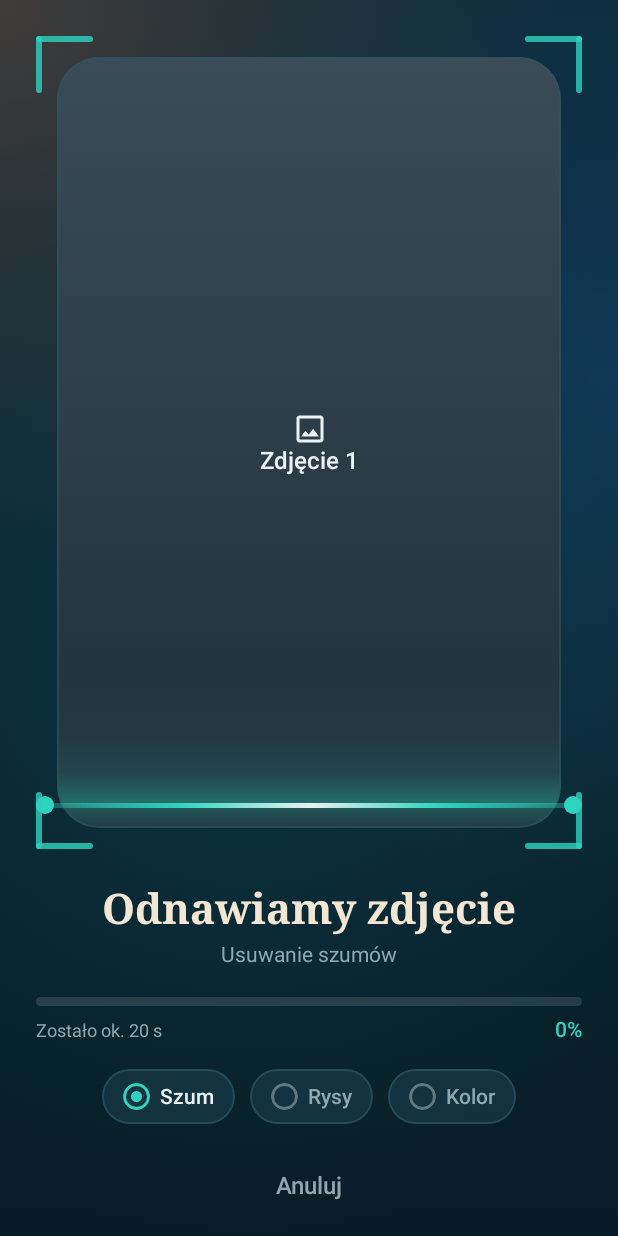
After one commit to WoojKul/Restoria, an Android app built with Jetpack Compose: the composable ProcessingScreen called with empty values, on a phone screen of 412 x 824 dp. The commit adds this screen. Run offline under Robolectric (Android 15) with nearby library versions, the phone set to English and light mode, and no system bars.

Commit message:
Utworzenie ekranu przetwarzania zdjęcia

```diff
--- a/Frontend/app/src/main/java/com/example/restoria/MainActivity.kt
+++ b/Frontend/app/src/main/java/com/example/restoria/MainActivity.kt
@@ -15,9 +15,11 @@ import com.example.restoria.ui.screens.CameraScreen
 import com.example.restoria.ui.screens.GalleryScreen
 import com.example.restoria.ui.screens.HomeScreen
 import com.example.restoria.ui.screens.LoginScreen
+import com.example.restoria.ui.screens.ProcessingScreen
 import com.example.restoria.ui.screens.RegisterScreen
 import com.example.restoria.ui.screens.RestorationOptionsScreen
 import com.example.restoria.ui.screens.SplashScreen
+import com.example.restoria.ui.screens.rememberFakeProgress
 import com.example.restoria.ui.theme.RestoriaTheme
 
 class MainActivity : ComponentActivity() {
@@ -42,6 +44,9 @@ class MainActivity : ComponentActivity() {
                 }
                 BackHandler(enabled = screen == "options") {
                     screen = "gallery"
+                }
+                BackHandler(enabled = screen == "processing") {
+                    screen = "options"
                 }
 
                 when (screen) {
@@ -70,8 +75,18 @@ class MainActivity : ComponentActivity() {
                     )
                     "options" -> RestorationOptionsScreen(
                         photoUri = selectedPhoto,
-                        onBackClick = { screen = "gallery" }
+                        onBackClick = { screen = "gallery" },
+                        onRestoreClick = { screen = "processing" }
                     )
+                    "processing" -> {
+                        val progress by rememberFakeProgress()
+                        ProcessingScreen(
+                            progress = progress,
+                            photoUri = selectedPhoto,
+                            onCancelClick = { screen = "options" },
+                            onFinished = { screen = "home" }
+                        )
+                    }
                 }
             }
         }
--- /dev/null
+++ b/Frontend/app/src/main/java/com/example/restoria/ui/screens/ProcessingScreen.kt
@@ -0,0 +1,477 @@
+package com.example.restoria.ui.screens
+
+import android.net.Uri
+import androidx.compose.animation.core.Animatable
+import androidx.compose.animation.core.CubicBezierEasing
+import androidx.compose.animation.core.LinearEasing
+import androidx.compose.animation.core.RepeatMode
+import androidx.compose.animation.core.animateFloat
+import androidx.compose.animation.core.animateFloatAsState
+import androidx.compose.animation.core.infiniteRepeatable
+import androidx.compose.animation.core.rememberInfiniteTransition
+import androidx.compose.animation.core.tween
+import androidx.compose.foundation.Canvas
+import androidx.compose.foundation.background
+import androidx.compose.foundation.border
+import androidx.compose.foundation.clickable
+import androidx.compose.foundation.layout.Arrangement
+import androidx.compose.foundation.layout.Box
+import androidx.compose.foundation.layout.BoxWithConstraints
+import androidx.compose.foundation.layout.Column
+import androidx.compose.foundation.layout.Row
+import androidx.compose.foundation.layout.Spacer
+import androidx.compose.foundation.layout.fillMaxHeight
+import androidx.compose.foundation.layout.fillMaxSize
+import androidx.compose.foundation.layout.fillMaxWidth
+import androidx.compose.foundation.layout.height
+import androidx.compose.foundation.layout.navigationBarsPadding
+import androidx.compose.foundation.layout.offset
+import androidx.compose.foundation.layout.padding
+import androidx.compose.foundation.layout.size
+import androidx.compose.foundation.layout.statusBarsPadding
+import androidx.compose.foundation.shape.CircleShape
+import androidx.compose.foundation.shape.RoundedCornerShape
+import androidx.compose.material.icons.Icons
+import androidx.compose.material.icons.filled.Check
+import androidx.compose.material.icons.outlined.Image
+import androidx.compose.material3.Icon
+import androidx.compose.material3.MaterialTheme
+import androidx.compose.material3.Text
+import androidx.compose.runtime.Composable
+import androidx.compose.runtime.LaunchedEffect
+import androidx.compose.runtime.State
+import androidx.compose.runtime.getValue
+import androidx.compose.runtime.mutableFloatStateOf
+import androidx.compose.runtime.mutableStateOf
+import androidx.compose.runtime.remember
+import androidx.compose.runtime.setValue
+import androidx.compose.ui.Alignment
+import androidx.compose.ui.Modifier
+import androidx.compose.ui.draw.clip
+import androidx.compose.ui.geometry.Offset
+import androidx.compose.ui.geometry.Size
+import androidx.compose.ui.graphics.Brush
+import androidx.compose.ui.graphics.Color
+import androidx.compose.ui.graphics.StrokeCap
+import androidx.compose.ui.layout.ContentScale
+import androidx.compose.ui.platform.LocalInspectionMode
+import androidx.compose.ui.text.style.TextAlign
+import androidx.compose.ui.tooling.preview.Preview
+import androidx.compose.ui.unit.dp
+import coil.compose.AsyncImage
+import com.example.restoria.ui.components.authBackground
+import com.example.restoria.ui.theme.BackgroundBottom
+import com.example.restoria.ui.theme.Cream
+import com.example.restoria.ui.theme.OutlineColor
+import com.example.restoria.ui.theme.PrimaryButtonBrush
+import com.example.restoria.ui.theme.RestoriaTheme
+import com.example.restoria.ui.theme.SurfaceVariantColor
+import com.example.restoria.ui.theme.TextMuted
+import com.example.restoria.ui.theme.TextPrimary
+import com.example.restoria.ui.theme.Turquoise
+import kotlin.math.abs
+
+const val FAKE_PROCESSING_MS = 20_000
+
+@Composable
+fun rememberFakeProgress(durationMs: Int = FAKE_PROCESSING_MS): State<Float> {
+    val inPreview = LocalInspectionMode.current
+    val value = remember { mutableFloatStateOf(if (inPreview) 0.64f else 0f) }
+    LaunchedEffect(durationMs) {
+        if (inPreview) return@LaunchedEffect
+        val anim = Animatable(0f)
+        anim.animateTo(1f, tween(durationMs, easing = LinearEasing)) {
+            value.floatValue = this.value
+        }
+    }
+    return value
+}
+
+private val Stages = listOf("Szum", "Rysy", "Kolor")
+private val StageSubtitles = listOf(
+    "Usuwanie szumów",
+    "Naprawa rys i plam",
+    "Koloryzacja"
+)
+
+private val SmoothEasing = CubicBezierEasing(0.65f, 0.0f, 0.35f, 1.0f)
+
+@Composable
+fun ProcessingScreen(
+    progress: Float,
+    totalSeconds: Int = FAKE_PROCESSING_MS / 1000,
+    photoUri: Uri? = null,
+    onCancelClick: () -> Unit = {},
+    onFinished: () -> Unit = {}
+) {
+    val p = progress.coerceIn(0f, 1f)
+    val remaining = ((1f - p) * totalSeconds).toInt().coerceAtLeast(0)
+
+    val stage = when {
+        p < 1f / 3f -> 0
+        p < 2f / 3f -> 1
+        else -> 2
+    }
+
+    val inPreview = LocalInspectionMode.current
+    LaunchedEffect(p >= 1f) {
+        if (p >= 1f && !inPreview) onFinished()
+    }
+
+    Box(
+        Modifier
+            .fillMaxSize()
+            .authBackground()
+    ) {
+        Column(
+            modifier = Modifier
+                .fillMaxSize()
+                .statusBarsPadding()
+                .navigationBarsPadding()
+                .padding(horizontal = 24.dp),
+            horizontalAlignment = Alignment.CenterHorizontally
+        ) {
+            Spacer(Modifier.height(24.dp))
+
+            ScanFrame(
+                photoUri = photoUri,
+                modifier = Modifier
+                    .fillMaxWidth()
+                    .weight(1f)
+            )
+
+            Spacer(Modifier.height(24.dp))
+
+            Text(
+                text = "Odnawiamy zdjęcie",
+                color = Cream,
+                style = MaterialTheme.typography.headlineLarge,
+                textAlign = TextAlign.Center
+            )
+            Spacer(Modifier.height(6.dp))
+            Text(
+                text = StageSubtitles[stage],
+                color = TextMuted,
+                style = MaterialTheme.typography.bodyMedium
+            )
+
+            Spacer(Modifier.height(20.dp))
+            ProgressBar(progress = p)
+            Spacer(Modifier.height(8.dp))
+            Row(Modifier.fillMaxWidth(), verticalAlignment = Alignment.CenterVertically) {
+                Text(
+                    text = "Zostało ok. $remaining s",
+                    color = TextMuted,
+                    style = MaterialTheme.typography.bodySmall,
+                    modifier = Modifier.weight(1f)
+                )
+                Text(
+                    text = "${(p * 100).toInt()}%",
+                    color = Turquoise,
+                    style = MaterialTheme.typography.labelLarge
+                )
+            }
+
+            Spacer(Modifier.height(18.dp))
+            Row(horizontalArrangement = Arrangement.spacedBy(10.dp)) {
+                Stages.forEachIndexed { index, label ->
+                    StageChip(
+                        label = label,
+                        state = when {
+                            index < stage -> StageState.DONE
+                            index == stage -> StageState.ACTIVE
+                            else -> StageState.PENDING
+                        }
+                    )
+                }
+            }
+
+            Spacer(Modifier.height(24.dp))
+            Text(
+                text = "Anuluj",
+                color = TextMuted,
+                style = MaterialTheme.typography.titleMedium,
+                modifier = Modifier
+                    .clickable(onClick = onCancelClick)
+                    .padding(horizontal = 24.dp, vertical = 8.dp)
+            )
+            Spacer(Modifier.height(16.dp))
+        }
+    }
+}
+
+@Composable
+private fun ScanFrame(photoUri: Uri?, modifier: Modifier = Modifier) {
+    val inPreview = LocalInspectionMode.current
+    val transition = rememberInfiniteTransition(label = "scan")
+
+    val scan by transition.animateFloat(
+        initialValue = 0f,
+        targetValue = 1f,
+        animationSpec = infiniteRepeatable(
+            animation = tween(3200, easing = SmoothEasing),
+            repeatMode = RepeatMode.Reverse
+        ),
+        label = "scanLine"
+    )
+    val pulse by transition.animateFloat(
+        initialValue = 0.7f,
+        targetValue = 1f,
+        animationSpec = infiniteRepeatable(
+            animation = tween(1600, easing = LinearEasing),
+            repeatMode = RepeatMode.Reverse
+        ),
+        label = "pulse"
+    )
+
+    val line = if (inPreview) 0.5f else scan
+
+    var previous by remember { mutableFloatStateOf(0f) }
+    var goingDown by remember { mutableStateOf(true) }
+    var speed by remember { mutableFloatStateOf(0f) }
+
+    if (line != previous) {
+        val delta = line - previous
+        goingDown = delta > 0f
+        val instant = abs(delta) * 60f
+        speed += (instant - speed) * 0.2f
+        previous = line
+    }
+
+    val maxSpeed = 1.1f
+    val drag = (speed / maxSpeed).coerceIn(0f, 1f)
+
+    val direction by animateFloatAsState(
+        targetValue = if (goingDown) 1f else 0f,
+        animationSpec = tween(250),
+        label = "direction"
+    )
+
+    val shape = RoundedCornerShape(28.dp)
+
+    BoxWithConstraints(modifier) {
+        val inset = 14.dp
+        val innerH = maxHeight - inset * 2
+
+        Box(
+            Modifier
+                .fillMaxSize()
+                .padding(inset)
+                .clip(shape)
+                .border(1.dp, OutlineColor.copy(alpha = 0.6f), shape)
+        ) {
+            PhotoPanel(photoUri = photoUri, modifier = Modifier.fillMaxSize())
+
+            Canvas(Modifier.fillMaxSize()) {
+                val y = size.height * line
+
+                val tail = size.height * (0.06f + 0.49f * drag)
+                val tailAlpha = 0.10f + 0.40f * drag
+
+                val aboveStart = (y - tail).coerceAtLeast(0f)
+                if (y > aboveStart) {
+                    drawRect(
+                        brush = Brush.verticalGradient(
+                            colors = listOf(
+                                Color.Transparent,
+                                Turquoise.copy(alpha = tailAlpha * 0.25f * direction),
+                                Turquoise.copy(alpha = tailAlpha * direction)
+                            ),
+                            startY = aboveStart,
+                            endY = y
+                        ),
+                        topLeft = Offset(0f, aboveStart),
+                        size = Size(size.width, y - aboveStart)
+                    )
+                }
+
+                val belowEnd = (y + tail).coerceAtMost(size.height)
+                if (belowEnd > y) {
+                    drawRect(
+                        brush = Brush.verticalGradient(
+                            colors = listOf(
+                                Turquoise.copy(alpha = tailAlpha * (1f - direction)),
+                                Turquoise.copy(alpha = tailAlpha * 0.25f * (1f - direction)),
+                                Color.Transparent
+                            ),
+                            startY = y,
+                            endY = belowEnd
+                        ),
+                        topLeft = Offset(0f, y),
+                        size = Size(size.width, belowEnd - y)
+                    )
+                }
+
+                val halo = 22.dp.toPx()
+                drawRect(
+                    brush = Brush.verticalGradient(
+                        colors = listOf(
+                            Color.Transparent,
+                            Turquoise.copy(alpha = 0.22f + 0.13f * drag),
+                            Color.Transparent
+                        ),
+                        startY = y - halo,
+                        endY = y + halo
+                    ),
+                    topLeft = Offset(0f, y - halo),
+                    size = Size(size.width, halo * 2)
+                )
+            }
+        }
+
+        Box(
+            Modifier
+                .fillMaxWidth()
+                .offset(y = innerH * line + inset - 6.dp)
+        ) {
+            Box(
+                Modifier
+                    .padding(horizontal = 8.dp)
+                    .fillMaxWidth()
+                    .height(3.dp)
+                    .align(Alignment.Center)
+                    .background(
+                        Brush.horizontalGradient(
+                            listOf(
+                                Turquoise.copy(alpha = 0.3f),
+                                Turquoise,
+                                Color.White.copy(alpha = 0.9f),
+                                Turquoise,
+                                Turquoise.copy(alpha = 0.3f)
+                            )
+                        ),
+                        RoundedCornerShape(2.dp)
+                    )
+            )
+            Box(
+                Modifier
+                    .align(Alignment.CenterStart)
+                    .size(12.dp)
+                    .background(Turquoise, CircleShape)
+            )
+            Box(
+                Modifier
+                    .align(Alignment.CenterEnd)
+                    .size(12.dp)
+                    .background(Turquoise, CircleShape)
+            )
+        }
+
+        Canvas(Modifier.fillMaxSize()) {
+            val len = 34.dp.toPx()
+            val w = 4.dp.toPx()
+            val s = size.width
+            val t = size.height
+            val color = Turquoise.copy(alpha = if (inPreview) 1f else pulse)
+            fun corner(x: Float, y: Float, dx: Float, dy: Float) {
+                drawLine(color, Offset(x, y), Offset(x + dx * len, y), w, StrokeCap.Round)
+                drawLine(color, Offset(x, y), Offset(x, y + dy * len), w, StrokeCap.Round)
+            }
+            corner(w / 2, w / 2, 1f, 1f)
+            corner(s - w / 2, w / 2, -1f, 1f)
+            corner(w / 2, t - w / 2, 1f, -1f)
+            corner(s - w / 2, t - w / 2, -1f, -1f)
+        }
+    }
+}
+
+@Composable
+private fun PhotoPanel(photoUri: Uri?, modifier: Modifier = Modifier) {
+    Box(
+        modifier = modifier.background(
+            Brush.verticalGradient(listOf(Color(0xFF3B4C57), Color(0xFF1F2E38)))
+        ),
+        contentAlignment = Alignment.Center
+    ) {
+        if (photoUri != null) {
+            AsyncImage(
+                model = photoUri,
+                contentDescription = null,
+                contentScale = ContentScale.Crop,
+                modifier = Modifier.fillMaxSize()
+            )
+        } else {
+            Column(horizontalAlignment = Alignment.CenterHorizontally) {
+                Icon(
+                    Icons.Outlined.Image,
+                    contentDescription = null,
+                    tint = TextPrimary,
+                    modifier = Modifier.size(24.dp)
+                )
+                Text("Zdjęcie 1", color = TextPrimary, style = MaterialTheme.typography.titleMedium)
+            }
+        }
+    }
+}
+
+@Composable
+private fun ProgressBar(progress: Float) {
+    Box(
+        Modifier
+            .fillMaxWidth()
+            .height(6.dp)
+            .clip(RoundedCornerShape(3.dp))
+            .background(Color.White.copy(alpha = 0.12f))
+    ) {
+        Box(
+            Modifier
+                .fillMaxWidth(progress)
+                .fillMaxHeight()
+                .background(PrimaryButtonBrush)
+        )
+    }
+}
+
+private enum class StageState { DONE, ACTIVE, PENDING }
+
+@Composable
+private fun StageChip(label: String, state: StageState) {
+    Row(
+        modifier = Modifier
+            .clip(CircleShape)
+            .background(SurfaceVariantColor.copy(alpha = 0.6f))
+            .border(1.dp, OutlineColor.copy(alpha = 0.7f), CircleShape)
+            .padding(horizontal = 14.dp, vertical = 9.dp),
+        verticalAlignment = Alignment.CenterVertically
+    ) {
+        Box(
+            Modifier
+                .size(18.dp)
+                .clip(CircleShape)
+                .then(
+                    when (state) {
+                        StageState.DONE -> Modifier.background(Turquoise)
+                        StageState.ACTIVE -> Modifier.border(2.dp, Turquoise, CircleShape)
+                        StageState.PENDING -> Modifier.border(2.dp, TextMuted.copy(alpha = 0.6f), CircleShape)
+                    }
+                ),
+            contentAlignment = Alignment.Center
+        ) {
+            when (state) {
+                StageState.DONE -> Icon(
+                    Icons.Filled.Check,
+                    contentDescription = null,
+                    tint = BackgroundBottom,
+                    modifier = Modifier.size(12.dp)
+                )
+                StageState.ACTIVE -> Box(
+                    Modifier
+                        .size(7.dp)
+                        .background(Turquoise, CircleShape)
+                )
+                StageState.PENDING -> {}
+            }
+        }
+        Text(
+            text = "  $label",
+            color = if (state == StageState.PENDING) TextMuted else TextPrimary,
+            style = MaterialTheme.typography.labelLarge
+        )
+    }
+}
+
+@Preview(showBackground = true, widthDp = 360, heightDp = 780)
+@Composable
+private fun ProcessingScreenPreview() {
+    RestoriaTheme { ProcessingScreen(progress = 0.64f) }
+}
```
